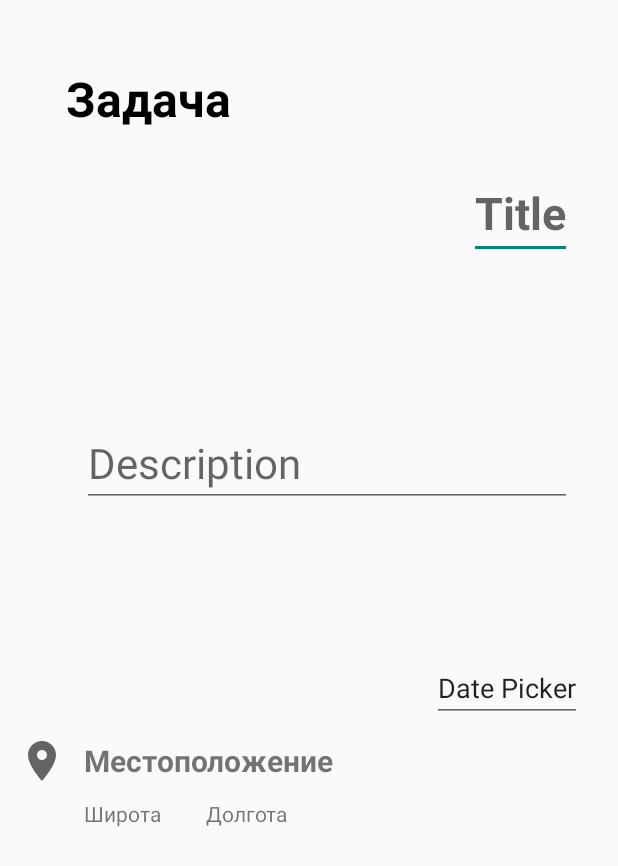
After one commit to renett-t/android-lab-homeworks-1, an Android app: the layout fragment_task.xml on its own in the app's theme, with its tools: preview values and no code run, on a phone screen of 412 x 824 dp. The commit adds this screen. Shown: the top 866 px of the screen. Run offline under Robolectric (Android 15) with nearby library versions, the phone set to English and light mode, and no system bars.

Commit message:
base layouts

```diff
--- a/app/src/main/java/ru/itis/renett/testapp/fragments/FirstFragment.kt
+++ b/app/src/main/java/ru/itis/renett/testapp/fragments/FirstFragment.kt
@@ -6,7 +6,7 @@ import androidx.fragment.app.Fragment
 import ru.itis.renett.testapp.R
 import ru.itis.renett.testapp.databinding.FragmentFirstBinding
 
-class FirstFragment : Fragment(R.layout.fragment_first) {
+class FirstFragment : Fragment(R.layout.fragment_list) {
 
     private var binding: FragmentFirstBinding? = null
 
--- /dev/null
+++ b/app/src/main/res/drawable/icon_location.xml
@@ -0,0 +1,10 @@
+<vector xmlns:android="http://schemas.android.com/apk/res/android"
+    android:width="24dp"
+    android:height="24dp"
+    android:viewportWidth="24"
+    android:viewportHeight="24"
+    android:tint="?attr/colorControlNormal">
+  <path
+      android:fillColor="@android:color/white"
+      android:pathData="M12,2C8.13,2 5,5.13 5,9c0,5.25 7,13 7,13s7,-7.75 7,-13c0,-3.87 -3.13,-7 -7,-7zM12,11.5c-1.38,0 -2.5,-1.12 -2.5,-2.5s1.12,-2.5 2.5,-2.5 2.5,1.12 2.5,2.5 -1.12,2.5 -2.5,2.5z"/>
+</vector>
--- a/app/src/main/res/layout/activity_main.xml
+++ b/app/src/main/res/layout/activity_main.xml
@@ -9,9 +9,6 @@
 
     <androidx.fragment.app.FragmentContainerView
         android:id="@+id/fragment_container"
-        android:name="androidx.navigation.fragment.NavHostFragment"
-        app:defaultNavHost="true"
-        app:navGraph="@navigation/nav_graph"
         android:layout_width="0dp"
         android:layout_height="0dp"
         app:layout_constraintBottom_toBottomOf="parent"
--- /dev/null
+++ b/app/src/main/res/layout/fragment_task.xml
@@ -0,0 +1,106 @@
+<?xml version="1.0" encoding="utf-8"?>
+<androidx.constraintlayout.widget.ConstraintLayout xmlns:android="http://schemas.android.com/apk/res/android"
+    xmlns:app="http://schemas.android.com/apk/res-auto"
+    xmlns:tools="http://schemas.android.com/tools"
+    android:layout_width="match_parent"
+    android:layout_height="match_parent">
+
+    <TextView
+        android:id="@+id/tv_task"
+        android:layout_width="wrap_content"
+        android:layout_height="wrap_content"
+        android:text="Задача"
+        android:textSize="32sp"
+        android:textStyle="bold"
+        android:textColor="@color/black"
+        app:layout_constraintTop_toTopOf="parent"
+        app:layout_constraintStart_toStartOf="parent"
+        android:layout_margin="44dp"
+        />
+
+    <EditText
+        android:id="@+id/et_task_title"
+        android:layout_width="wrap_content"
+        android:layout_height="wrap_content"
+        android:hint="Title"
+        android:textSize="30sp"
+        android:textStyle="bold"
+        android:layout_marginTop="24dp"
+        app:layout_constraintTop_toBottomOf="@id/tv_task"
+        app:layout_constraintEnd_toEndOf="@id/et_task_description" />
+
+    <EditText
+        android:id="@+id/et_task_description"
+        android:layout_width="wrap_content"
+        android:layout_height="wrap_content"
+        android:hint="Description"
+        android:inputType="text"
+        android:textSize="28sp"
+        android:ems="10"
+        android:maxLines="5"
+        android:layout_marginStart="24dp"
+        android:layout_marginTop="32dp"
+        app:layout_constraintTop_toBottomOf="@+id/et_task_title"
+        app:layout_constraintStart_toStartOf="parent"
+        app:layout_constraintEnd_toEndOf="parent"
+        app:layout_constraintBottom_toTopOf="@id/hor_guideline_center"
+        />
+
+    <EditText
+        android:id="@+id/et_task_date"
+        android:layout_width="wrap_content"
+        android:layout_height="wrap_content"
+        android:text="Date Picker"
+        app:layout_constraintTop_toBottomOf="@id/hor_guideline_center"
+        app:layout_constraintEnd_toEndOf="parent"
+        android:layout_margin="24dp"/>
+
+    <TextView
+        android:id="@+id/tv_location"
+        android:layout_width="wrap_content"
+        android:layout_height="wrap_content"
+        android:text="Местоположение"
+        android:textSize="20sp"
+        android:textStyle="bold"
+        app:layout_constraintTop_toBottomOf="@id/et_task_date"
+        app:layout_constraintStart_toEndOf="@id/iv_location"
+        android:layout_margin="12dp"/>
+
+    <TextView
+        android:id="@+id/tv_latitude"
+        android:layout_width="wrap_content"
+        android:layout_height="wrap_content"
+        android:text="Широта"
+        android:layout_marginTop="12dp"
+        app:layout_constraintTop_toBottomOf="@id/tv_location"
+        app:layout_constraintStart_toStartOf="@id/tv_location"
+        app:layout_constraintEnd_toStartOf=""/>
+
+    <TextView
+        android:id="@+id/tv_longitude"
+        android:layout_width="wrap_content"
+        android:layout_height="wrap_content"
+        android:text="Долгота"
+        android:layout_marginTop="12dp"
+        app:layout_constraintTop_toBottomOf="@id/tv_location"
+        app:layout_constraintEnd_toEndOf="@id/tv_location"
+        app:layout_constraintStart_toEndOf="@id/tv_latitude"
+        />
+
+    <ImageView
+        android:id="@+id/iv_location"
+        android:layout_width="32dp"
+        android:layout_height="32dp"
+        app:srcCompat="@drawable/icon_location"
+        android:layout_marginStart="12dp"
+        app:layout_constraintTop_toTopOf="@id/tv_location"
+        app:layout_constraintStart_toStartOf="parent"
+        app:layout_constraintBottom_toBottomOf="@id/tv_location"/>
+
+    <androidx.constraintlayout.widget.Guideline
+        android:id="@+id/hor_guideline_center"
+        android:layout_width="wrap_content"
+        android:layout_height="wrap_content"
+        android:orientation="horizontal"
+        app:layout_constraintGuide_percent="0.5"/>
+</androidx.constraintlayout.widget.ConstraintLayout>
--- a/app/src/main/res/navigation/nav_graph.xml
+++ /dev/null
@@ -1,6 +0,0 @@
-<?xml version="1.0" encoding="utf-8"?>
-<navigation xmlns:android="http://schemas.android.com/apk/res/android"
-    xmlns:app="http://schemas.android.com/apk/res-auto"
-    android:id="@+id/nav_graph">
-
-</navigation>
--- a/app/src/main/res/values/strings.xml
+++ b/app/src/main/res/values/strings.xml
@@ -1,3 +1,5 @@
 <resources>
     <string name="app_name">TestApp</string>
+    <string name="first_task">Начните с создания своей первой задачи</string>
+    <string name="add_new_task">Add new task</string>
 </resources>
```
Also changed, not shown: app/src/main/res/drawable/icon_add_task.xml (added, +10 -0 lines), app/src/main/res/drawable/icon_check_box.xml (added, +10 -0 lines), app/src/main/res/layout/fragment_first.xml (deleted, +0 -20 lines), app/src/main/res/layout/fragment_list.xml (added, +47 -0 lines), app/src/main/res/layout/item_task.xml (added, +54 -0 lines).
